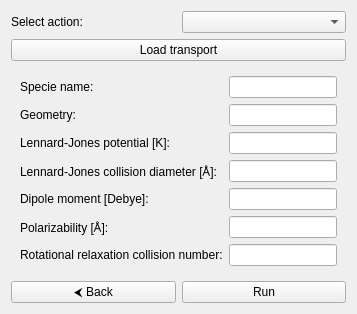
This is GUI/Ubuntu/src/gui/ui/input/chemkin_transport_page.ui in srebughini/ASALI as Qt 5 draws it before an edit. The edited form follows.
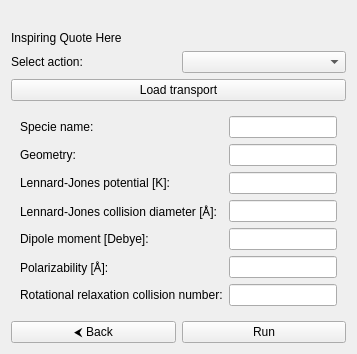
This is the edited form. Icons and pictures are not drawn.

What changed in the file:
```diff
--- a/GUI/Ubuntu/src/gui/ui/input/chemkin_transport_page.ui
+++ b/GUI/Ubuntu/src/gui/ui/input/chemkin_transport_page.ui
@@ -2,6 +2,22 @@
 <ui version="4.0">
     <class>ChemkinTransportInputPage</class>
         <widget class="QWidget" name="ChemkinTransportInputPage">
+            <layout class="QVBoxLayout" name="beerLogoLayout">
+                <item>
+                    <widget class="QLabel" name="logoLabel">
+                        <property name="pixmap">
+                            <pixmap>:images/BigLogo.png</pixmap> <!-- Reference to logo -->
+                        </property>
+                    </widget>
+                </item>
+                <item>
+                    <widget class="QLabel" name="beerQuoteLabel">
+                        <property name="text">
+                            <string>Inspiring Quote Here</string>
+                        </property>
+                    </widget>
+                </item>
+                <item>
             <layout class="QVBoxLayout" name="verticalLayout">
                 <!-- Select action item -->
                 <item>
@@ -145,6 +161,8 @@
                                     <string>Run CHEMKIN editor and Save results</string>
                                 </property>
                             </widget>
+                                </item>
+                            </layout>
                         </item>
                     </layout>
                 </item>
```
Lines whose indentation alone changed are shown as unchanged.
